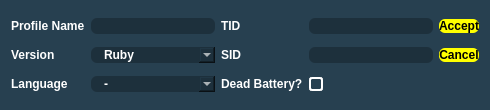
The window that Forms/Gen3/ProfileManager3NewEdit.ui (Admiral-Fish/PokeFinder) describes before a commit, drawn with Qt 5.
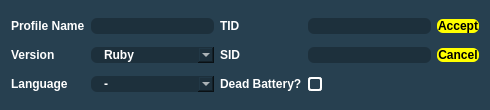
The same window after the commit. Custom widgets are drawn as their Qt base class.

```diff
--- a/Forms/Gen3/ProfileManager3NewEdit.ui
+++ b/Forms/Gen3/ProfileManager3NewEdit.ui
@@ -125,20 +125,46 @@
     </widget>
    </item>
    <item row="0" column="1">
-    <widget class="QLineEdit" name="lineEditProfile"/>
+    <widget class="QLineEdit" name="lineEditProfile">
+     <property name="sizePolicy">
+      <sizepolicy hsizetype="Preferred" vsizetype="Fixed">
+       <horstretch>0</horstretch>
+       <verstretch>0</verstretch>
+      </sizepolicy>
+     </property>
+    </widget>
    </item>
    <item row="0" column="2">
     <widget class="QLabel" name="labelTID">
+     <property name="sizePolicy">
+      <sizepolicy hsizetype="Preferred" vsizetype="Preferred">
+       <horstretch>0</horstretch>
+       <verstretch>0</verstretch>
+      </sizepolicy>
+     </property>
      <property name="text">
       <string>TID</string>
      </property>
     </widget>
    </item>
    <item row="0" column="3">
-    <widget class="QTextBox" name="textBoxTID"/>
+    <widget class="QTextBox" name="textBoxTID">
+     <property name="sizePolicy">
+      <sizepolicy hsizetype="Preferred" vsizetype="Fixed">
+       <horstretch>0</horstretch>
+       <verstretch>0</verstretch>
+      </sizepolicy>
+     </property>
+    </widget>
    </item>
    <item row="0" column="4">
     <widget class="QPushButton" name="pushButtonAccept">
+     <property name="sizePolicy">
+      <sizepolicy hsizetype="Preferred" vsizetype="Fixed">
+       <horstretch>0</horstretch>
+       <verstretch>0</verstretch>
+      </sizepolicy>
+     </property>
      <property name="text">
       <string>Accept</string>
      </property>
@@ -198,10 +224,23 @@
     </widget>
    </item>
    <item row="1" column="3">
-    <widget class="QTextBox" name="textBoxSID"/>
+    <widget class="QTextBox" name="textBoxSID">
+     <property name="sizePolicy">
+      <sizepolicy hsizetype="Preferred" vsizetype="Fixed">
+       <horstretch>0</horstretch>
+       <verstretch>0</verstretch>
+      </sizepolicy>
+     </property>
+    </widget>
    </item>
    <item row="1" column="4">
     <widget class="QPushButton" name="pushButtonCancel">
+     <property name="sizePolicy">
+      <sizepolicy hsizetype="Preferred" vsizetype="Fixed">
+       <horstretch>0</horstretch>
+       <verstretch>0</verstretch>
+      </sizepolicy>
+     </property>
      <property name="text">
       <string>Cancel</string>
      </property>
@@ -262,6 +301,12 @@
    </item>
    <item row="2" column="3">
     <widget class="QCheckBox" name="checkBoxDeadBattery">
+     <property name="sizePolicy">
+      <sizepolicy hsizetype="Preferred" vsizetype="Fixed">
+       <horstretch>0</horstretch>
+       <verstretch>0</verstretch>
+      </sizepolicy>
+     </property>
      <property name="text">
       <string/>
      </property>
```
